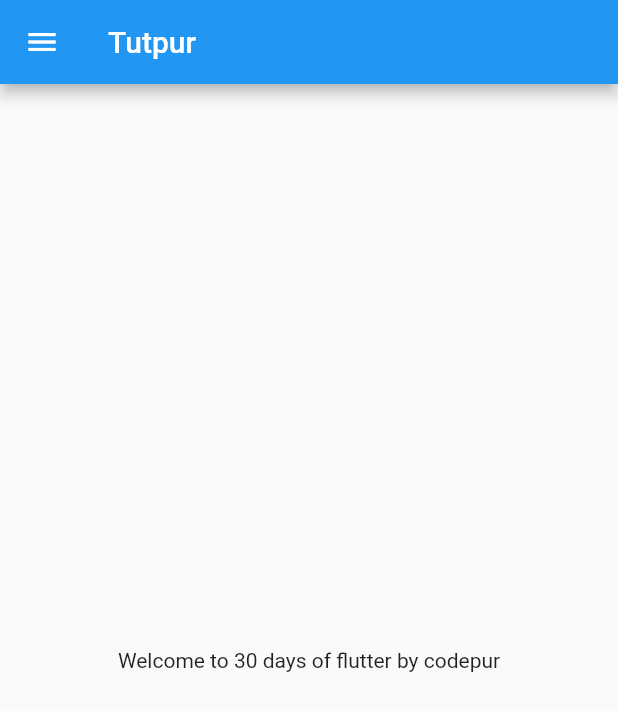
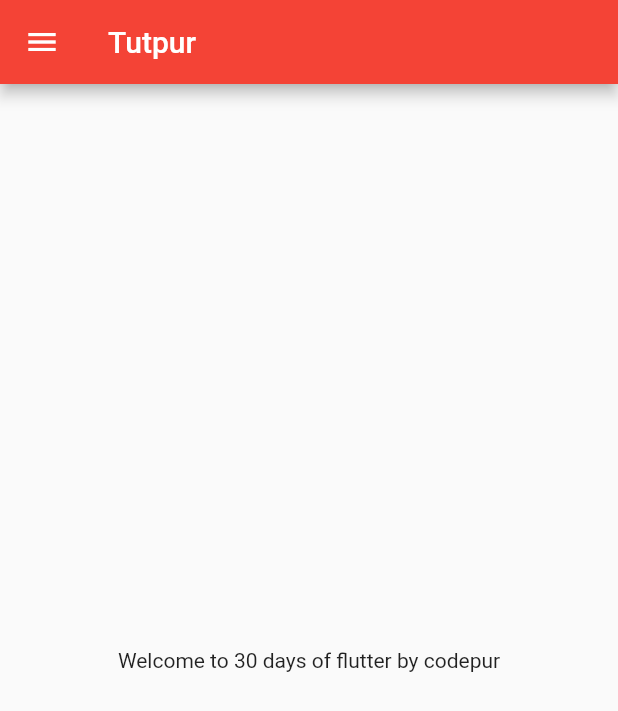
Before and after one commit to Soumen-R1/Flutter_tutorial, a Flutter app: the screen it shows after launch, on a phone screen of 412 x 824 dp. Shown: the top 711 px of the screen. Run offline on Flutter 3.47's test engine with Material 2 defaults, Android fonts, the phone set to English and light mode, and no system bars.

Commit message:
Day 3 Completed

```diff
--- a/lib/main.dart
+++ b/lib/main.dart
@@ -1,5 +1,6 @@
 import 'package:flutter/material.dart';
-import 'package:flutter_2/home_page.dart';
+import 'package:flutter_2/pages/login_page.dart';
+import 'pages/home_page.dart';
 
 void main() {
   runApp(MyApp());
@@ -10,6 +11,16 @@ class MyApp extends StatelessWidget {
 
   @override
   Widget build(BuildContext context) {
-    return MaterialApp(home: homepage());
+    return MaterialApp(
+      themeMode: ThemeMode.light,
+      theme: ThemeData(primarySwatch: Colors.red),
+      darkTheme: ThemeData(brightness: Brightness.dark),
+      initialRoute: "/homepage",
+      routes: {
+        "/": (context) => loginpage(),
+        "/homepage": (context) => homepage(),
+        "/Login": (context) => loginpage()
+      },
+    );
   }
 }
```
Also changed, not shown: lib/pages/login_page.dart (added, +17 -0 lines), lib/pages/home_page.dart (renamed from lib/home_page.dart).
